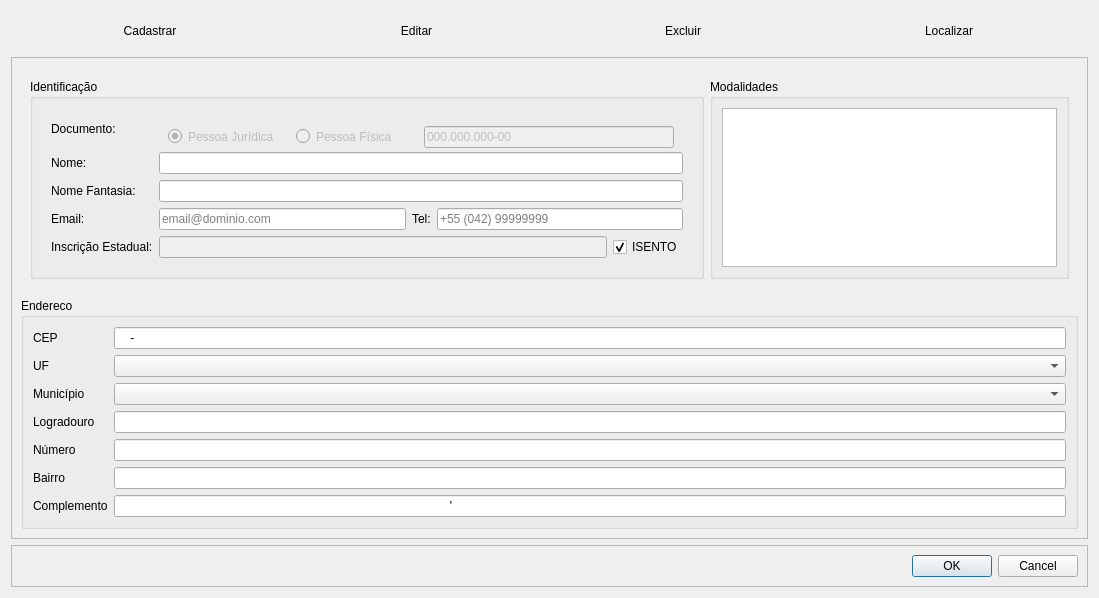
Qt form Resources/UI/CadastroPessoa.ui (Klubas/Projeto-SOAD) before a commit.
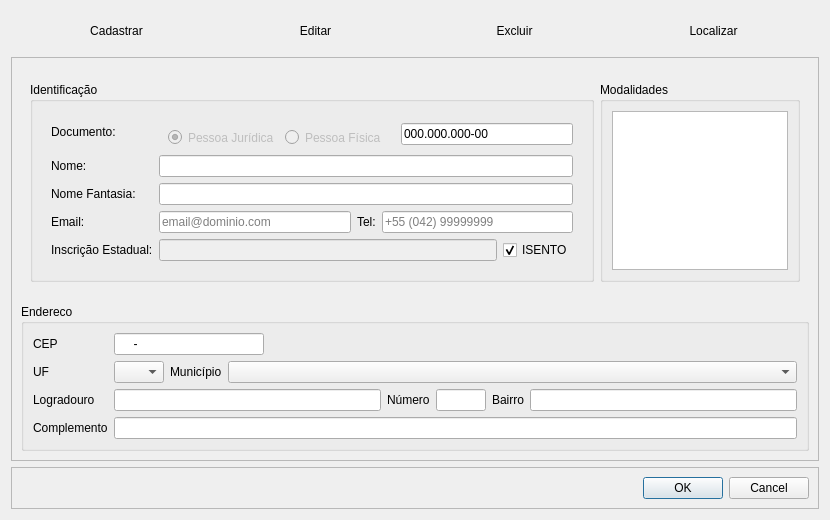
The same form after that commit.

Commit message: - Cadastro de pessoa * insert, update e delete funcional

Patch:
```diff
--- a/Resources/UI/CadastroPessoa.ui
+++ b/Resources/UI/CadastroPessoa.ui
@@ -9,8 +9,8 @@
    <rect>
     <x>0</x>
     <y>0</y>
-    <width>1099</width>
-    <height>598</height>
+    <width>830</width>
+    <height>520</height>
    </rect>
   </property>
   <property name="sizePolicy">
@@ -21,8 +21,8 @@
   </property>
   <property name="minimumSize">
    <size>
-    <width>1099</width>
-    <height>598</height>
+    <width>830</width>
+    <height>520</height>
    </size>
   </property>
   <property name="windowTitle">
@@ -120,136 +120,6 @@
         <enum>QFrame::Raised</enum>
        </property>
        <layout class="QGridLayout" name="gridLayout_7">
-        <item row="2" column="0">
-         <widget class="QGroupBox" name="groupBox_endereco">
-          <property name="title">
-           <string>Endereco</string>
-          </property>
-          <layout class="QHBoxLayout" name="horizontalLayout_6">
-           <item>
-            <layout class="QFormLayout" name="formLayout_enderco">
-             <item row="0" column="0">
-              <widget class="QLabel" name="label_cep">
-               <property name="text">
-                <string>CEP</string>
-               </property>
-              </widget>
-             </item>
-             <item row="0" column="1">
-              <widget class="QLineEdit" name="lineEdit_cep">
-               <property name="inputMask">
-                <string>9999-999</string>
-               </property>
-               <property name="maxLength">
-                <number>8</number>
-               </property>
-              </widget>
-             </item>
-             <item row="3" column="0">
-              <widget class="QLabel" name="label_logradouro">
-               <property name="text">
-                <string>Logradouro</string>
-               </property>
-              </widget>
-             </item>
-             <item row="3" column="1">
-              <widget class="QLineEdit" name="lineEdit_logradouro">
-               <property name="inputMask">
-                <string>XXXXXXXXXXXXXXXXXXXXXXXXXXXXXXXXXXXXXXXXXXXXXXXXXXXXXXXXXXXXXXXXXXXXXXXXXXXXXXXX</string>
-               </property>
-               <property name="maxLength">
-                <number>80</number>
-               </property>
-              </widget>
-             </item>
-             <item row="4" column="0">
-              <widget class="QLabel" name="label_numero">
-               <property name="text">
-                <string>Número</string>
-               </property>
-              </widget>
-             </item>
-             <item row="4" column="1">
-              <widget class="QLineEdit" name="lineEdit_numero">
-               <property name="inputMask">
-                <string>00000</string>
-               </property>
-               <property name="maxLength">
-                <number>5</number>
-               </property>
-              </widget>
-             </item>
-             <item row="5" column="0">
-              <widget class="QLabel" name="label_bairro">
-               <property name="text">
-                <string>Bairro</string>
-               </property>
-              </widget>
-             </item>
-             <item row="5" column="1">
-              <widget class="QLineEdit" name="lineEdit_bairro">
-               <property name="inputMask">
-                <string>XXXXXXXXXXXXXXXXXXXXXXXXXXXXXXXXXXXXXXXXXXXXXXXXXXXXXXXXXXXX</string>
-               </property>
-               <property name="maxLength">
-                <number>60</number>
-               </property>
-              </widget>
-             </item>
-             <item row="6" column="0">
-              <widget class="QLabel" name="label_complemento">
-               <property name="text">
-                <string>Complemento</string>
-               </property>
-              </widget>
-             </item>
-             <item row="6" column="1">
-              <widget class="QLineEdit" name="lineEdit_complemento">
-               <property name="inputMask">
-                <string>xxxxxxxxxxxxxxxxxxxxxxxxxxxxxxxxxxxxxxxxxxxxxxxxxxxxxxxxxxxxxxxxxxxxxxxxxxxxxxxxxxxxxxxxxxxxxxxxxxxx'</string>
-               </property>
-               <property name="maxLength">
-                <number>101</number>
-               </property>
-              </widget>
-             </item>
-             <item row="1" column="0">
-              <widget class="QLabel" name="label_uf">
-               <property name="text">
-                <string>UF</string>
-               </property>
-              </widget>
-             </item>
-             <item row="1" column="1">
-              <widget class="QComboBox" name="comboBox_uf">
-               <property name="maximumSize">
-                <size>
-                 <width>16777215</width>
-                 <height>16777210</height>
-                </size>
-               </property>
-               <property name="font">
-                <font>
-                 <pointsize>8</pointsize>
-                </font>
-               </property>
-              </widget>
-             </item>
-             <item row="2" column="0">
-              <widget class="QLabel" name="label_municipio">
-               <property name="text">
-                <string>Município</string>
-               </property>
-              </widget>
-             </item>
-             <item row="2" column="1">
-              <widget class="QComboBox" name="comboBox_municipio"/>
-             </item>
-            </layout>
-           </item>
-          </layout>
-         </widget>
-        </item>
         <item row="1" column="0">
          <widget class="QFrame" name="frame_identificacao_modalidade">
           <property name="maximumSize">
@@ -275,7 +145,7 @@
                <widget class="QWidget" name="widget_identificacao" native="true">
                 <property name="minimumSize">
                  <size>
-                  <width>650</width>
+                  <width>500</width>
                   <height>0</height>
                  </size>
                 </property>
@@ -283,75 +153,6 @@
                  <property name="sizeConstraint">
                   <enum>QLayout::SetDefaultConstraint</enum>
                  </property>
-                 <item row="0" column="1">
-                  <widget class="QWidget" name="widget_tipo_pessoa" native="true">
-                   <property name="enabled">
-                    <bool>false</bool>
-                   </property>
-                   <layout class="QHBoxLayout" name="horizontalLayout_tipo_pessoa">
-                    <property name="sizeConstraint">
-                     <enum>QLayout::SetMinimumSize</enum>
-                    </property>
-                    <item>
-                     <widget class="QRadioButton" name="radioButton_pj">
-                      <property name="maximumSize">
-                       <size>
-                        <width>16777215</width>
-                        <height>17</height>
-                       </size>
-                      </property>
-                      <property name="text">
-                       <string>Pessoa Jurídica</string>
-                      </property>
-                      <property name="checked">
-                       <bool>true</bool>
-                      </property>
-                      <property name="autoRepeat">
-                       <bool>false</bool>
-                      </property>
-                     </widget>
-                    </item>
-                    <item>
-                     <widget class="QRadioButton" name="radioButton_pf">
-                      <property name="maximumSize">
-                       <size>
-                        <width>16777215</width>
-                        <height>17</height>
-                       </size>
-                      </property>
-                      <property name="text">
-                       <string>Pessoa Física</string>
-                      </property>
-                      <property name="checked">
-                       <bool>false</bool>
-                      </property>
-                      <property name="autoRepeat">
-                       <bool>false</bool>
-                      </property>
-                     </widget>
-                    </item>
-                    <item>
-                     <widget class="QLineEdit" name="lineEdit_documento">
-                      <property name="maximumSize">
-                       <size>
-                        <width>250</width>
-                        <height>16777215</height>
-                       </size>
-                      </property>
-                      <property name="inputMask">
-                       <string>999.999.999-99</string>
-                      </property>
-                      <property name="text">
-                       <string>000.000.000-00</string>
-                      </property>
-                      <property name="maxLength">
-                       <number>14</number>
-                      </property>
-                     </widget>
-                    </item>
-                   </layout>
-                  </widget>
-                 </item>
                  <item row="1" column="0">
                   <widget class="QLabel" name="label_nome">
                    <property name="text">
@@ -493,6 +294,79 @@
                    </property>
                   </widget>
                  </item>
+                 <item row="0" column="1">
+                  <layout class="QHBoxLayout" name="horizontalLayout_10">
+                   <item>
+                    <widget class="QWidget" name="widget_tipo_pessoa" native="true">
+                     <property name="enabled">
+                      <bool>false</bool>
+                     </property>
+                     <layout class="QHBoxLayout" name="horizontalLayout_tipo_pessoa">
+                      <property name="sizeConstraint">
+                       <enum>QLayout::SetMinimumSize</enum>
+                      </property>
+                      <item>
+                       <widget class="QRadioButton" name="radioButton_pj">
+                        <property name="maximumSize">
+                         <size>
+                          <width>16777215</width>
+                          <height>17</height>
+                         </size>
+                        </property>
+                        <property name="text">
+                         <string>Pessoa Jurídica</string>
+                        </property>
+                        <property name="checked">
+                         <bool>true</bool>
+                        </property>
+                        <property name="autoRepeat">
+                         <bool>false</bool>
+                        </property>
+                       </widget>
+                      </item>
+                      <item>
+                       <widget class="QRadioButton" name="radioButton_pf">
+                        <property name="maximumSize">
+                         <size>
+                          <width>16777215</width>
+                          <height>17</height>
+                         </size>
+                        </property>
+                        <property name="text">
+                         <string>Pessoa Física</string>
+                        </property>
+                        <property name="checked">
+                         <bool>false</bool>
+                        </property>
+                        <property name="autoRepeat">
+                         <bool>false</bool>
+                        </property>
+                       </widget>
+                      </item>
+                     </layout>
+                    </widget>
+                   </item>
+                   <item>
+                    <widget class="QLineEdit" name="lineEdit_documento">
+                     <property name="maximumSize">
+                      <size>
+                       <width>250</width>
+                       <height>16777215</height>
+                      </size>
+                     </property>
+                     <property name="inputMask">
+                      <string>999.999.999-99</string>
+                     </property>
+                     <property name="text">
+                      <string>000.000.000-00</string>
+                     </property>
+                     <property name="maxLength">
+                      <number>14</number>
+                     </property>
+                    </widget>
+                   </item>
+                  </layout>
+                 </item>
                 </layout>
                </widget>
               </item>
@@ -509,7 +383,7 @@
              </property>
              <property name="maximumSize">
               <size>
-               <width>16777215</width>
+               <width>200</width>
                <height>200</height>
               </size>
              </property>
@@ -519,6 +393,12 @@
              <layout class="QGridLayout" name="gridLayout">
               <item row="0" column="0">
                <widget class="QListWidget" name="listWidget_modalidade">
+                <property name="maximumSize">
+                 <size>
+                  <width>16777215</width>
+                  <height>16777215</height>
+                 </size>
+                </property>
                 <property name="tabKeyNavigation">
                  <bool>true</bool>
                 </property>
@@ -542,6 +422,207 @@
           </layout>
          </widget>
         </item>
+        <item row="2" column="0">
+         <widget class="QGroupBox" name="groupBox_endereco">
+          <property name="title">
+           <string>Endereco</string>
+          </property>
+          <layout class="QHBoxLayout" name="horizontalLayout_6">
+           <property name="spacing">
+            <number>6</number>
+           </property>
+           <item>
+            <layout class="QFormLayout" name="formLayout_enderco">
+             <property name="leftMargin">
+              <number>0</number>
+             </property>
+             <item row="0" column="0">
+              <widget class="QLabel" name="label_cep">
+               <property name="text">
+                <string>CEP</string>
+               </property>
+              </widget>
+             </item>
+             <item row="0" column="1">
+              <layout class="QHBoxLayout" name="horizontalLayout_11">
+               <item>
+                <widget class="QLineEdit" name="lineEdit_cep">
+                 <property name="maximumSize">
+                  <size>
+                   <width>150</width>
+                   <height>16777215</height>
+                  </size>
+                 </property>
+                 <property name="inputMask">
+                  <string>99999-999</string>
+                 </property>
+                 <property name="maxLength">
+                  <number>9</number>
+                 </property>
+                </widget>
+               </item>
+               <item>
+                <widget class="QLabel" name="label_endereco_id">
+                 <property name="text">
+                  <string/>
+                 </property>
+                 <property name="alignment">
+                  <set>Qt::AlignRight|Qt::AlignTrailing|Qt::AlignVCenter</set>
+                 </property>
+                </widget>
+               </item>
+              </layout>
+             </item>
+             <item row="1" column="0">
+              <widget class="QLabel" name="label_uf">
+               <property name="text">
+                <string>UF</string>
+               </property>
+              </widget>
+             </item>
+             <item row="1" column="1">
+              <layout class="QHBoxLayout" name="horizontalLayout_9">
+               <item>
+                <widget class="QComboBox" name="comboBox_uf">
+                 <property name="maximumSize">
+                  <size>
+                   <width>50</width>
+                   <height>16777215</height>
+                  </size>
+                 </property>
+                 <property name="font">
+                  <font>
+                   <pointsize>8</pointsize>
+                  </font>
+                 </property>
+                </widget>
+               </item>
+               <item>
+                <widget class="QLabel" name="label_municipio">
+                 <property name="sizePolicy">
+                  <sizepolicy hsizetype="Fixed" vsizetype="Preferred">
+                   <horstretch>0</horstretch>
+                   <verstretch>0</verstretch>
+                  </sizepolicy>
+                 </property>
+                 <property name="text">
+                  <string>Município</string>
+                 </property>
+                </widget>
+               </item>
+               <item>
+                <widget class="QComboBox" name="comboBox_municipio">
+                 <property name="sizePolicy">
+                  <sizepolicy hsizetype="Minimum" vsizetype="Minimum">
+                   <horstretch>0</horstretch>
+                   <verstretch>0</verstretch>
+                  </sizepolicy>
+                 </property>
+                 <property name="maximumSize">
+                  <size>
+                   <width>16777215</width>
+                   <height>16777215</height>
+                  </size>
+                 </property>
+                 <property name="frame">
+                  <bool>true</bool>
+                 </property>
+                </widget>
+               </item>
+              </layout>
+             </item>
+             <item row="2" column="0">
+              <widget class="QLabel" name="label_logradouro">
+               <property name="text">
+                <string>Logradouro</string>
+               </property>
+              </widget>
+             </item>
+             <item row="2" column="1">
+              <layout class="QHBoxLayout" name="horizontalLayout_7">
+               <item>
+                <widget class="QLineEdit" name="lineEdit_logradouro">
+                 <property name="maximumSize">
+                  <size>
+                   <width>16777215</width>
+                   <height>16777215</height>
+                  </size>
+                 </property>
+                 <property name="inputMask">
+                  <string/>
+                 </property>
+                 <property name="maxLength">
+                  <number>80</number>
+                 </property>
+                </widget>
+               </item>
+               <item>
+                <widget class="QLabel" name="label_numero">
+                 <property name="text">
+                  <string>Número</string>
+                 </property>
+                </widget>
+               </item>
+               <item>
+                <widget class="QLineEdit" name="lineEdit_numero">
+                 <property name="maximumSize">
+                  <size>
+                   <width>50</width>
+                   <height>16777215</height>
+                  </size>
+                 </property>
+                 <property name="inputMask">
+                  <string>00000</string>
+                 </property>
+                 <property name="maxLength">
+                  <number>5</number>
+                 </property>
+                </widget>
+               </item>
+               <item>
+                <widget class="QLabel" name="label_bairro">
+                 <property name="text">
+                  <string>Bairro</string>
+                 </property>
+                </widget>
+               </item>
+               <item>
+                <widget class="QLineEdit" name="lineEdit_bairro">
+                 <property name="inputMask">
+                  <string/>
+                 </property>
+                 <property name="maxLength">
+                  <number>80</number>
+                 </property>
+                </widget>
+               </item>
+              </layout>
+             </item>
+             <item row="3" column="0">
+              <widget class="QLabel" name="label_complemento">
+               <property name="text">
+                <string>Complemento</string>
+               </property>
+              </widget>
+             </item>
+             <item row="3" column="1">
+              <widget class="QLineEdit" name="lineEdit_complemento">
+               <property name="inputMask">
+                <string/>
+               </property>
+               <property name="text">
+                <string/>
+               </property>
+               <property name="maxLength">
+                <number>100</number>
+               </property>
+              </widget>
+             </item>
+            </layout>
+           </item>
+          </layout>
+         </widget>
+        </item>
        </layout>
       </widget>
      </item>
```
The commit also changes 10 other files.
